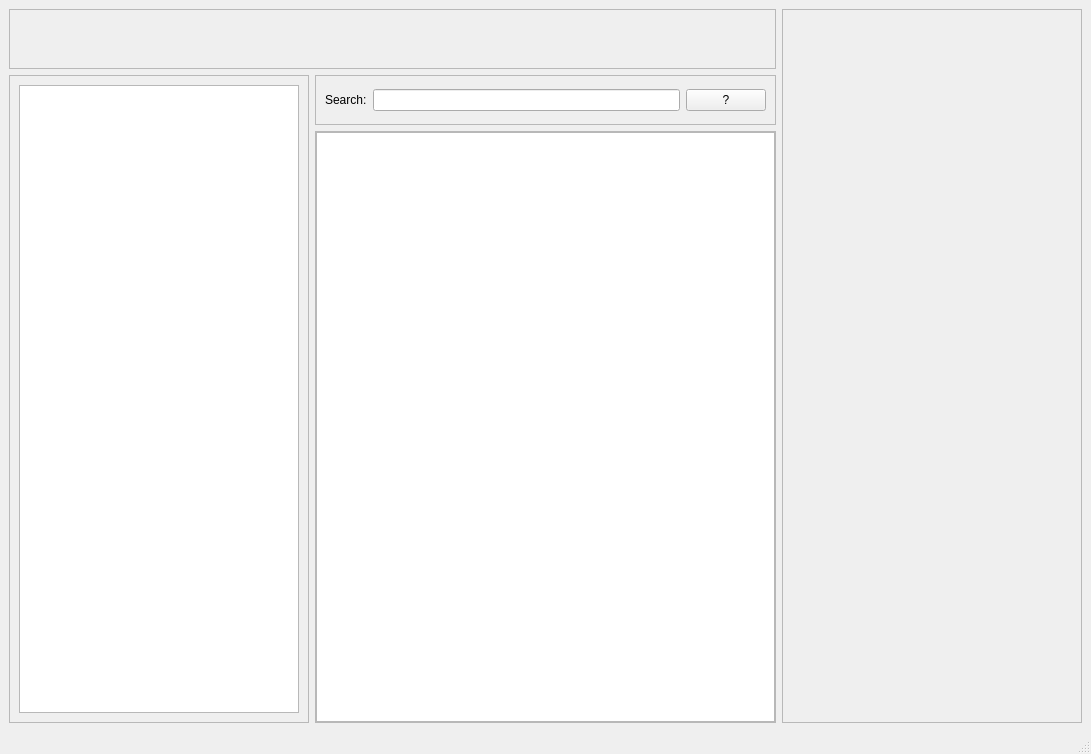
Old version of the form interfata.ui in the repository Flavius-George/Licenta.
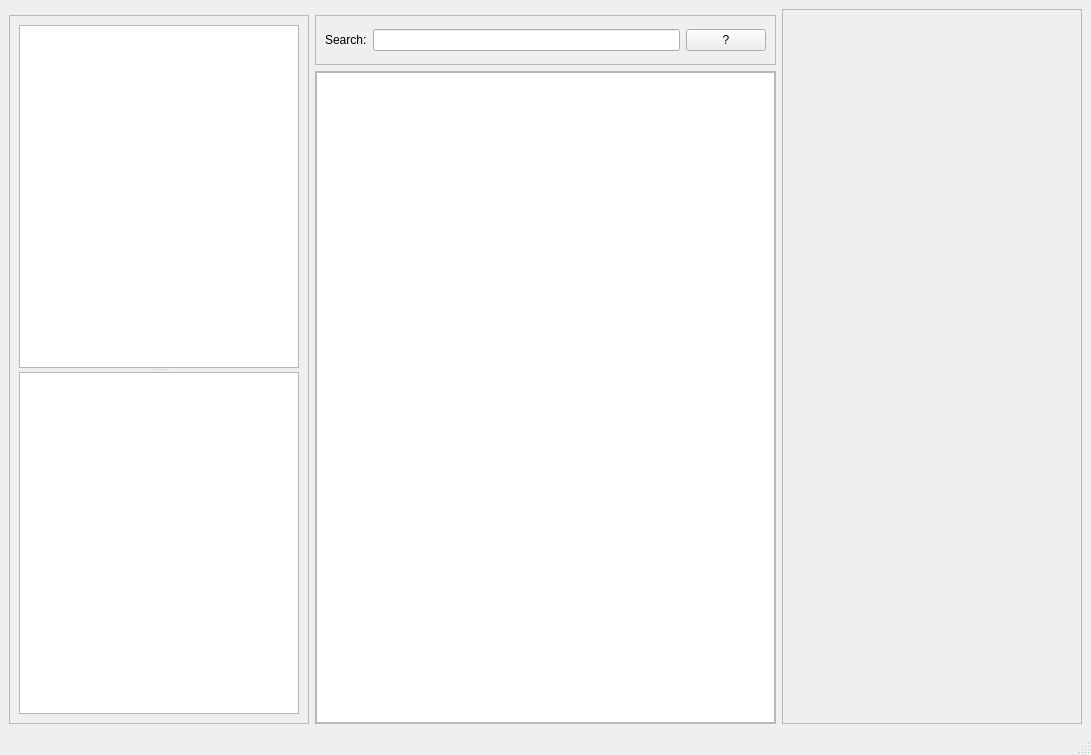
New version of the form.

```diff
--- a/interfata.ui
+++ b/interfata.ui
@@ -7,20 +7,26 @@
     <x>0</x>
     <y>0</y>
     <width>1091</width>
-    <height>754</height>
+    <height>755</height>
    </rect>
   </property>
   <property name="windowTitle">
    <string>MainWindow</string>
   </property>
   <widget class="QWidget" name="centralwidget">
-   <layout class="QGridLayout" name="gridLayout" columnstretch="0,1,0" rowminimumheight="0,0,1">
-    <item row="1" column="0" rowspan="2">
-     <widget class="QFrame" name="menuFrame">
+   <layout class="QGridLayout" name="gridLayout" columnstretch="0,0,0" rowminimumheight="0,0,0">
+    <item row="1" column="1">
+     <widget class="QFrame" name="searchBarFrame">
       <property name="minimumSize">
        <size>
-        <width>300</width>
-        <height>0</height>
+        <width>0</width>
+        <height>50</height>
+       </size>
+      </property>
+      <property name="maximumSize">
+       <size>
+        <width>16777215</width>
+        <height>50</height>
        </size>
       </property>
       <property name="frameShape">
@@ -29,19 +35,33 @@
       <property name="frameShadow">
        <enum>QFrame::Shadow::Raised</enum>
       </property>
-      <layout class="QHBoxLayout" name="horizontalLayout_2">
+      <layout class="QHBoxLayout" name="horizontalLayout">
        <item>
-        <widget class="QTreeView" name="treeViewFolders"/>
+        <widget class="QLabel" name="label">
+         <property name="text">
+          <string>Search:</string>
+         </property>
+        </widget>
+       </item>
+       <item>
+        <widget class="QLineEdit" name="searchBar"/>
+       </item>
+       <item>
+        <widget class="QPushButton" name="searchButton">
+         <property name="text">
+          <string>?</string>
+         </property>
+        </widget>
        </item>
       </layout>
      </widget>
     </item>
-    <item row="0" column="0" colspan="2">
-     <widget class="QFrame" name="optionsFrame">
+    <item row="0" column="2" rowspan="3">
+     <widget class="QFrame" name="metadataFrame">
       <property name="minimumSize">
        <size>
-        <width>0</width>
-        <height>60</height>
+        <width>300</width>
+        <height>0</height>
        </size>
       </property>
       <property name="frameShape">
@@ -50,6 +70,25 @@
       <property name="frameShadow">
        <enum>QFrame::Shadow::Raised</enum>
       </property>
+      <layout class="QVBoxLayout" name="verticalLayout_2">
+       <item>
+        <widget class="QLabel" name="previewLabel">
+         <property name="text">
+          <string/>
+         </property>
+        </widget>
+       </item>
+       <item>
+        <widget class="QLabel" name="infoLabel">
+         <property name="text">
+          <string/>
+         </property>
+         <property name="wordWrap">
+          <bool>true</bool>
+         </property>
+        </widget>
+       </item>
+      </layout>
      </widget>
     </item>
     <item row="2" column="1">
@@ -88,49 +127,8 @@
       </layout>
      </widget>
     </item>
-    <item row="1" column="1">
-     <widget class="QFrame" name="searchBarFrame">
-      <property name="minimumSize">
-       <size>
-        <width>0</width>
-        <height>50</height>
-       </size>
-      </property>
-      <property name="maximumSize">
-       <size>
-        <width>16777215</width>
-        <height>50</height>
-       </size>
-      </property>
-      <property name="frameShape">
-       <enum>QFrame::Shape::StyledPanel</enum>
-      </property>
-      <property name="frameShadow">
-       <enum>QFrame::Shadow::Raised</enum>
-      </property>
-      <layout class="QHBoxLayout" name="horizontalLayout">
-       <item>
-        <widget class="QLabel" name="label">
-         <property name="text">
-          <string>Search:</string>
-         </property>
-        </widget>
-       </item>
-       <item>
-        <widget class="QLineEdit" name="searchBar"/>
-       </item>
-       <item>
-        <widget class="QPushButton" name="searchButton">
-         <property name="text">
-          <string>?</string>
-         </property>
-        </widget>
-       </item>
-      </layout>
-     </widget>
-    </item>
-    <item row="0" column="2" rowspan="3">
-     <widget class="QFrame" name="metadataFrame">
+    <item row="1" column="0" rowspan="2">
+     <widget class="QFrame" name="menuFrame">
       <property name="minimumSize">
        <size>
         <width>300</width>
@@ -143,35 +141,17 @@
       <property name="frameShadow">
        <enum>QFrame::Shadow::Raised</enum>
       </property>
-      <widget class="QLabel" name="previewLabel">
-       <property name="geometry">
-        <rect>
-         <x>20</x>
-         <y>30</y>
-         <width>261</width>
-         <height>271</height>
-        </rect>
-       </property>
-       <property name="text">
-        <string/>
-       </property>
-      </widget>
-      <widget class="QLabel" name="infoLabel">
-       <property name="geometry">
-        <rect>
-         <x>20</x>
-         <y>300</y>
-         <width>261</width>
-         <height>281</height>
-        </rect>
-       </property>
-       <property name="text">
-        <string/>
-       </property>
-       <property name="wordWrap">
-        <bool>true</bool>
-       </property>
-      </widget>
+      <layout class="QVBoxLayout" name="verticalLayout_3">
+       <item>
+        <widget class="QSplitter" name="splitter">
+         <property name="orientation">
+          <enum>Qt::Orientation::Vertical</enum>
+         </property>
+         <widget class="QTreeView" name="treeViewFolders"/>
+         <widget class="QListWidget" name="smartAlbumWidget"/>
+        </widget>
+       </item>
+      </layout>
      </widget>
     </item>
    </layout>
```
